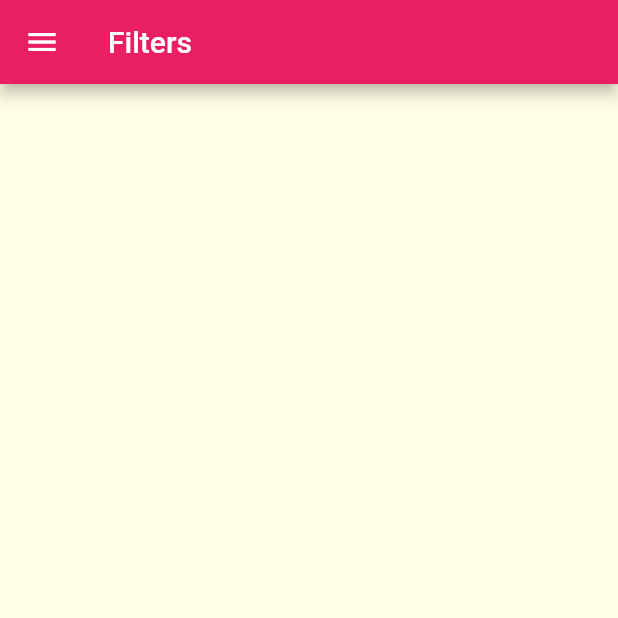
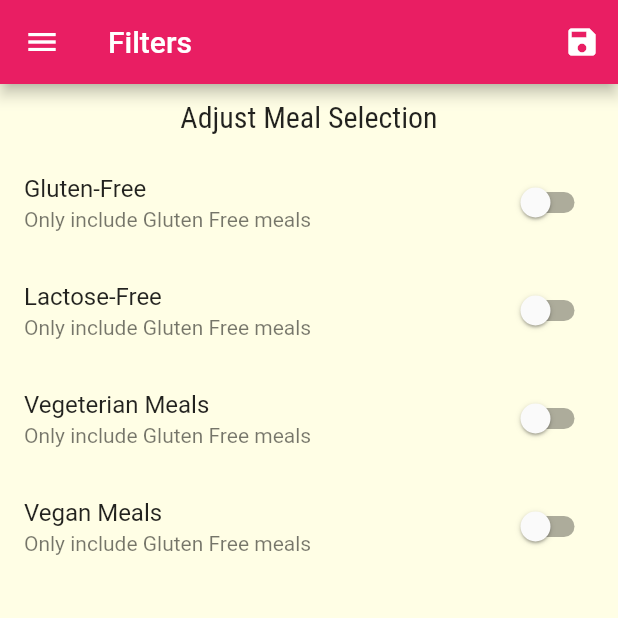
Before and after one commit to dreking/meals_app, a Flutter app: the FiltersScreen screen opened by its route, on a phone screen of 412 x 824 dp, the top half of it. Run offline on Flutter 3.47's test engine with Material 2 defaults, Android fonts, the phone set to English and light mode, and no system bars; Roboto replaces fonts that are missing (Railway).

Commit message:
feat:added filter mechanism

```diff
--- a/lib/main.dart
+++ b/lib/main.dart
@@ -1,5 +1,7 @@
 import 'package:flutter/material.dart';
 
+import './dummy_data.dart';
+import './models/meal.dart';
 import './screens/filters_screen.dart';
 import './screens/tabs_screen.dart';
 import './screens/meal_detail_screen.dart';
@@ -8,7 +10,42 @@ import './screens/categories_screen.dart';
 
 void main() => runApp(MyApp());
 
-class MyApp extends StatelessWidget {
+class MyApp extends StatefulWidget {
+  @override
+  _MyAppState createState() => _MyAppState();
+}
+
+class _MyAppState extends State<MyApp> {
+  Map<String, bool> filters = {
+    'gluten': false,
+    'lactose': false,
+    'vegan': false,
+    'vegeterian': false
+  };
+
+  List<Meal> availableMeals = DUMMY_MEALS;
+
+  void _setFilters(Map<String, bool> filterData) {
+    setState(() {
+      filters = filterData;
+      availableMeals = DUMMY_MEALS.where((meal) {
+        if (filters['gluten'] && !meal.isGlutenFree) {
+          return false;
+        }
+        if (filters['lactose'] && !meal.isLactoseFree) {
+          return false;
+        }
+        if (filters['vegan'] && !meal.isVegan) {
+          return false;
+        }
+        if (filters['vegeterian'] && !meal.isVegetarian) {
+          return false;
+        }
+        return true;
+      }).toList();
+    });
+  }
+
   @override
   Widget build(BuildContext context) {
     return MaterialApp(
@@ -27,9 +64,10 @@ class MyApp extends StatelessWidget {
       // home: CategoriesScreen(),
       routes: {
         '/': (ctx) => TabsScreen(),
-        CategoryMealsScreen.routeName: (ctx) => CategoryMealsScreen(),
+        CategoryMealsScreen.routeName: (ctx) =>
+            CategoryMealsScreen(availableMeals),
         MealDetailScreen.routeName: (ctx) => MealDetailScreen(),
-        FiltersScreen.routeName: (ctx) => FiltersScreen(),
+        FiltersScreen.routeName: (ctx) => FiltersScreen(filters, _setFilters),
       },
       onUnknownRoute: (settings) {
         return MaterialPageRoute(builder: (ctx) => CategoriesScreen());
--- a/lib/screens/category_meals_screen.dart
+++ b/lib/screens/category_meals_screen.dart
@@ -6,6 +6,10 @@ import '../dummy_data.dart';
 
 class CategoryMealsScreen extends StatefulWidget {
   static const routeName = '/category-meals';
+
+  final List<Meal> availableMeals;
+
+  CategoryMealsScreen(this.availableMeals);
 
   @override
   _CategoryMealsScreenState createState() => _CategoryMealsScreenState();
@@ -24,7 +28,7 @@ class _CategoryMealsScreenState extends State<CategoryMealsScreen> {
           ModalRoute.of(context).settings.arguments as Map<String, dynamic>;
       categoryId = routeArgs['id'];
       categoryTitle = routeArgs['title'];
-      categoryMeals = DUMMY_MEALS.where((meal) {
+      categoryMeals = widget.availableMeals.where((meal) {
         return meal.categories.contains(categoryId);
       }).toList();
       _loadedInitData = true;
--- a/lib/screens/filters_screen.dart
+++ b/lib/screens/filters_screen.dart
@@ -2,15 +2,125 @@ import 'package:flutter/material.dart';
 
 import '../widgets/main_drawer.dart';
 
-class FiltersScreen extends StatelessWidget {
+class FiltersScreen extends StatefulWidget {
   static const routeName = '/filters';
+  final Map<String, bool> currentFilters;
+
+  final Function saveFilters;
+
+  FiltersScreen(this.currentFilters, this.saveFilters);
+
+  @override
+  _FiltersScreenState createState() => _FiltersScreenState();
+}
+
+class _FiltersScreenState extends State<FiltersScreen> {
+  var _glutenFree = false;
+  var _vegan = false;
+  var _vegeterian = false;
+  var _lactoseFree = false;
+
+  @override
+  initState() {
+    _glutenFree = widget.currentFilters['gluten'];
+    _vegan = widget.currentFilters['vegan'];
+    _vegeterian = widget.currentFilters['vegeterian'];
+    _lactoseFree = widget.currentFilters['lactose'];
+    super.initState();
+  }
+
+  Widget _buildSwitchListTile(
+    String title,
+    String description,
+    bool currentValue,
+    Function updateValue,
+  ) {
+    return SwitchListTile(
+      title: Text(title),
+      subtitle: Text(description),
+      value: currentValue,
+      onChanged: updateValue,
+    );
+  }
+
   @override
   Widget build(BuildContext context) {
     return Scaffold(
       appBar: AppBar(
         title: Text('Filters'),
+        actions: <Widget>[
+          IconButton(
+            icon: Icon(Icons.save),
+            onPressed: () {
+              Map<String, bool> selectedFilters = {
+                'gluten': _glutenFree,
+                'lactose': _lactoseFree,
+                'vegan': _vegan,
+                'vegeterian': _vegeterian
+              };
+              widget.saveFilters(selectedFilters);
+            },
+          )
+        ],
       ),
       drawer: MainDrawer(),
+      body: Column(
+        children: <Widget>[
+          Container(
+            padding: EdgeInsets.all(10),
+            child: Text(
+              'Adjust Meal Selection',
+              style: Theme.of(context).textTheme.title,
+            ),
+          ),
+          Expanded(
+            child: ListView(
+              children: <Widget>[
+                _buildSwitchListTile(
+                  'Gluten-Free',
+                  'Only include Gluten Free meals',
+                  _glutenFree,
+                  (newValue) {
+                    setState(() {
+                      _glutenFree = newValue;
+                    });
+                  },
+                ),
+                _buildSwitchListTile(
+                  'Lactose-Free',
+                  'Only include Gluten Free meals',
+                  _lactoseFree,
+                  (newValue) {
+                    setState(() {
+                      _lactoseFree = newValue;
+                    });
+                  },
+                ),
+                _buildSwitchListTile(
+                  'Vegeterian Meals',
+                  'Only include Gluten Free meals',
+                  _vegeterian,
+                  (newValue) {
+                    setState(() {
+                      _vegeterian = newValue;
+                    });
+                  },
+                ),
+                _buildSwitchListTile(
+                  'Vegan Meals',
+                  'Only include Gluten Free meals',
+                  _vegan,
+                  (newValue) {
+                    setState(() {
+                      _vegan = newValue;
+                    });
+                  },
+                ),
+              ],
+            ),
+          )
+        ],
+      ),
     );
   }
 }
--- a/lib/widgets/meal_item.dart
+++ b/lib/widgets/meal_item.dart
@@ -1,5 +1,4 @@
 import 'package:flutter/material.dart';
-import 'package:meals_app/dummy_data.dart';
 
 import '../screens/meal_detail_screen.dart';
 import '../models/meal.dart';
```
